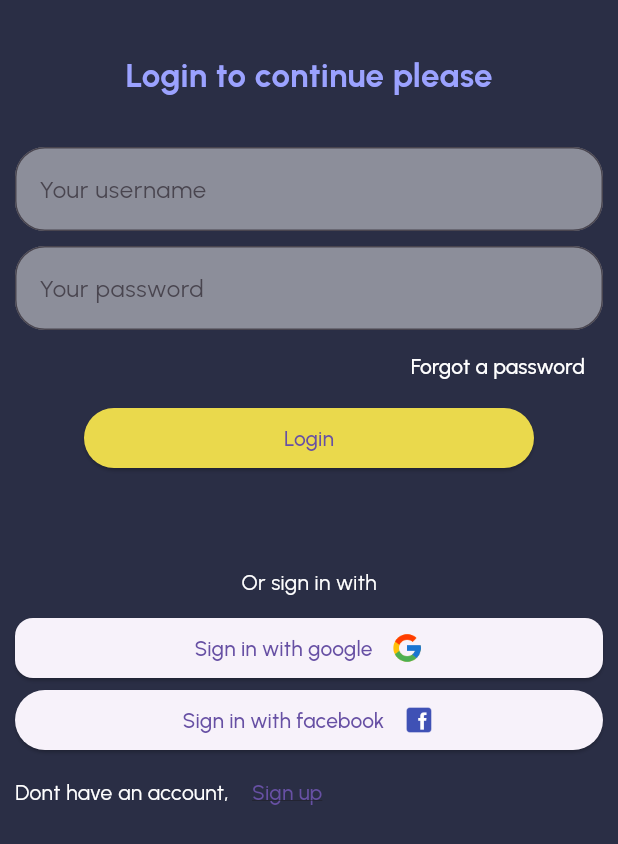
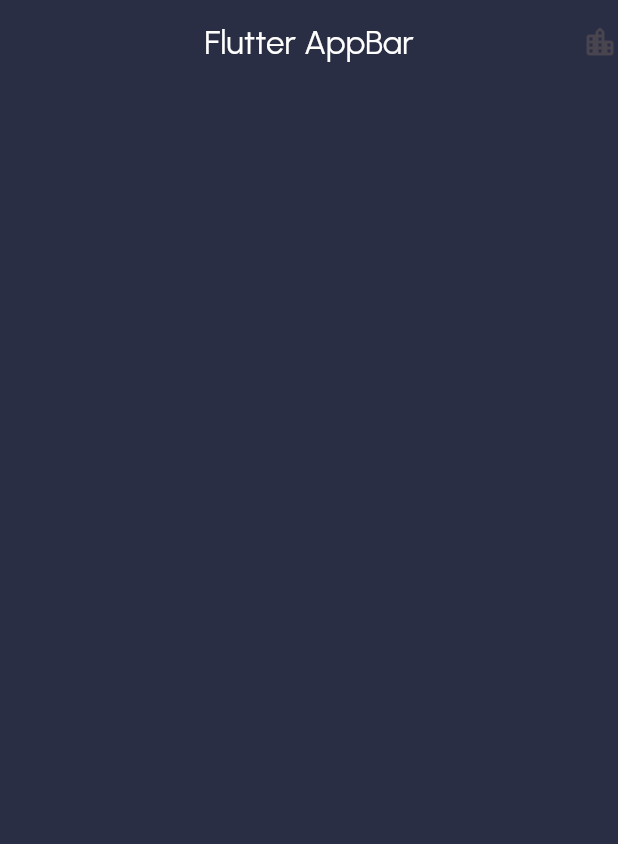
Before and after one commit to AdamRiedl/flutter_learning_app, a Flutter app: the screen it shows after launch, after a tap on "Login", on a phone screen of 412 x 824 dp. Shown: the top 844 px of the screen. Run offline on Flutter 3.47's test engine with Material 3 defaults, Android fonts, the phone set to English and light mode, and no system bars.

Commit message:
Added home_page consisting appbar and future item list, also added Navigation through routes

```diff
--- a/lib/login_page.dart
+++ /dev/null
@@ -1,130 +0,0 @@
-import 'package:flutter/material.dart';
-
-class LoginPage extends StatelessWidget {
-  const LoginPage({super.key});
-
-  @override
-  Widget build(BuildContext context) {
-    return SafeArea(
-      child: Scaffold(
-        body: Padding(
-          padding: const EdgeInsets.all(10.0),
-          child: Column(
-            children: [
-              const SizedBox(
-                height: 25,
-              ),
-              const Text(
-                "Login to continue please",
-                style: TextStyle(
-                  color: Color(0xff9BA2FF),
-                  fontSize: 22,
-                  fontWeight: FontWeight.bold,
-                ),
-              ),
-              const SizedBox(height: 32),
-              const TextField(
-                decoration: InputDecoration(
-                    hintText: "Your username",
-                    border: OutlineInputBorder(
-                        borderRadius: BorderRadius.all(Radius.circular(20))),
-                    filled: true,
-                    fillColor: Color.fromARGB(117, 255, 255, 255)),
-              ),
-              const SizedBox(
-                height: 10,
-              ),
-              const TextField(
-                decoration: InputDecoration(
-                    hintText: "Your password",
-                    border: OutlineInputBorder(
-                        borderRadius: BorderRadius.all(Radius.circular(20))),
-                    filled: true,
-                    fillColor: Color.fromARGB(117, 255, 255, 255)),
-              ),
-              Align(
-                alignment: Alignment.centerRight,
-                child: TextButton(
-                    onPressed: () {
-                      print("clicked");
-                    },
-                    style: TextButton.styleFrom(
-                      foregroundColor: Colors.white,
-                    ),
-                    child: const Text('Forgot a password')),
-              ),
-              SizedBox(
-                width: 300,
-                child: ElevatedButton(
-                  onPressed: () {},
-                  child: const Text("Login"),
-                  style: ElevatedButton.styleFrom(
-                      backgroundColor: const Color(0xffEAD94C)),
-                ),
-              ),
-              const SizedBox(
-                height: 62,
-              ),
-              const Text(
-                "Or sign in with",
-                style: TextStyle(color: Colors.white),
-              ),
-              const SizedBox(
-                height: 10,
-              ),
-              ElevatedButton(
-                  style: ElevatedButton.styleFrom(
-                      shape: const RoundedRectangleBorder(
-                          borderRadius: BorderRadius.all(Radius.circular(12)))),
-                  onPressed: () {},
-                  child: Row(
-                    mainAxisAlignment: MainAxisAlignment.center,
-                    children: [
-                      const Text("Sign in with google"),
-                      const SizedBox(
-                        width: 12,
-                      ),
-                      Image.asset(
-                        'assets/images/google_logo.png',
-                        width: 22,
-                        height: 22,
-                      ),
-                    ],
-                  )),
-              ElevatedButton(
-                  onPressed: () {},
-                  child: Row(
-                    mainAxisAlignment: MainAxisAlignment.center,
-                    children: [
-                      const Text("Sign in with facebook"),
-                      const SizedBox(
-                        width: 12,
-                      ),
-                      Image.asset(
-                        'assets/images/facebook_logo.png',
-                        width: 22,
-                        height: 22,
-                      ),
-                    ],
-                  )),
-              Row(
-                children: [
-                  const Text(
-                    "Dont have an account, ",
-                    style: TextStyle(color: Colors.white),
-                  ),
-                  TextButton(
-                      onPressed: () {},
-                      child: const Text(
-                        "Sign up",
-                        style: TextStyle(decoration: TextDecoration.underline),
-                      ))
-                ],
-              )
-            ],
-          ),
-        ),
-      ),
-    );
-  }
-}
--- a/lib/main.dart
+++ b/lib/main.dart
@@ -1,5 +1,6 @@
 import 'package:flutter/material.dart';
-import 'package:flutter_learning_app/login_page.dart';
+import 'package:flutter_learning_app/pages/home_page.dart';
+import 'package:flutter_learning_app/pages/login_page.dart';
 import 'package:flutter_learning_app/styles/app_colors.dart';
 
 void main() {
@@ -14,7 +15,11 @@ class MyApp extends StatelessWidget {
     return MaterialApp(
       theme: ThemeData(
           fontFamily: 'Urbanist', scaffoldBackgroundColor: AppColors.primary),
-      home: const LoginPage(),
+      initialRoute: '/',
+      routes: {
+        '/': (context) => const LoginPage(),
+        '/home': (context) => const HomePage(),
+      },
     );
   }
 }
--- /dev/null
+++ b/lib/pages/home_page.dart
@@ -0,0 +1,23 @@
+import 'package:flutter/material.dart';
+import 'package:flutter/widgets.dart';
+import 'package:flutter_learning_app/styles/app_colors.dart';
+
+class HomePage extends StatelessWidget {
+  const HomePage({super.key});
+
+  @override
+  Widget build(BuildContext context) {
+    return Scaffold(
+      appBar: AppBar(
+        backgroundColor: AppColors.primary,
+        centerTitle: true,
+        title: const Text(
+          'Flutter AppBar',
+          style: TextStyle(color: Colors.white),
+        ),
+        actions: [Icon(Icons.location_city_rounded)],
+      ),
+      body: Container(),
+    );
+  }
+}
--- /dev/null
+++ b/lib/pages/login_page.dart
@@ -0,0 +1,157 @@
+import 'package:flutter/material.dart';
+import 'package:flutter_learning_app/pages/home_page.dart';
+import 'package:flutter_learning_app/styles/app_colors.dart';
+
+class LoginPage extends StatelessWidget {
+  const LoginPage({super.key});
+
+  @override
+  Widget build(BuildContext context) {
+    return SafeArea(
+      child: Scaffold(
+        body: SingleChildScrollView(
+          child: SizedBox(
+            height: MediaQuery.of(context).size.height,
+            child: Padding(
+              padding: const EdgeInsets.all(10.0),
+              child: Column(
+                children: [
+                  const Spacer(),
+                  const Text(
+                    "Login to continue please",
+                    style: TextStyle(
+                      color: AppColors.ternary,
+                      fontSize: 23,
+                      fontWeight: FontWeight.bold,
+                    ),
+                  ),
+                  const SizedBox(height: 32),
+                  const TextField(
+                    decoration: InputDecoration(
+                        hintText: "Your username",
+                        border: OutlineInputBorder(
+                            borderRadius:
+                                BorderRadius.all(Radius.circular(20))),
+                        filled: true,
+                        fillColor: Color.fromARGB(117, 255, 255, 255)),
+                  ),
+                  const SizedBox(
+                    height: 10,
+                  ),
+                  const TextField(
+                    decoration: InputDecoration(
+                        hintText: "Your password",
+                        border: OutlineInputBorder(
+                            borderRadius:
+                                BorderRadius.all(Radius.circular(20))),
+                        filled: true,
+                        fillColor: Color.fromARGB(117, 255, 255, 255)),
+                  ),
+                  Align(
+                    alignment: Alignment.centerRight,
+                    child: TextButton(
+                        onPressed: () {
+                          print("clicked");
+                        },
+                        style: TextButton.styleFrom(
+                          foregroundColor: Colors.white,
+                        ),
+                        child: const Text('Forgot a password')),
+                  ),
+                  SizedBox(
+                    height: 48,
+                    width: double.infinity,
+                    child: ElevatedButton(
+                      onPressed: () {
+                        Navigator.of(context).pushReplacementNamed('/home');
+                      },
+                      style: ElevatedButton.styleFrom(
+                          shape: const RoundedRectangleBorder(
+                              borderRadius:
+                                  BorderRadius.all(Radius.circular(12))),
+                          backgroundColor: AppColors.secondary),
+                      child: const Text("Login"),
+                    ),
+                  ),
+                  const Spacer(),
+                  const Text(
+                    "Or sign in with",
+                    style: TextStyle(color: Colors.white),
+                  ),
+                  const SizedBox(
+                    height: 10,
+                  ),
+                  SizedBox(
+                    height: 48,
+                    child: ElevatedButton(
+                        style: ElevatedButton.styleFrom(
+                            shape: const RoundedRectangleBorder(
+                                borderRadius:
+                                    BorderRadius.all(Radius.circular(12)))),
+                        onPressed: () {},
+                        child: Row(
+                          mainAxisAlignment: MainAxisAlignment.center,
+                          children: [
+                            const Text("Sign in with google"),
+                            const SizedBox(
+                              width: 12,
+                            ),
+                            Image.asset(
+                              'assets/images/google_logo.png',
+                              width: 22,
+                              height: 22,
+                            ),
+                          ],
+                        )),
+                  ),
+                  const SizedBox(
+                    height: 10,
+                  ),
+                  SizedBox(
+                    height: 48,
+                    child: ElevatedButton(
+                        onPressed: () {},
+                        style: ElevatedButton.styleFrom(
+                            shape: const RoundedRectangleBorder(
+                                borderRadius:
+                                    BorderRadius.all(Radius.circular(12)))),
+                        child: Row(
+                          mainAxisAlignment: MainAxisAlignment.center,
+                          children: [
+                            const Text("Sign in with facebook"),
+                            const SizedBox(
+                              width: 12,
+                            ),
+                            Image.asset(
+                              'assets/images/facebook_logo.png',
+                              width: 22,
+                              height: 22,
+                            ),
+                          ],
+                        )),
+                  ),
+                  Row(
+                    children: [
+                      const Text(
+                        "Dont have an account, ",
+                        style: TextStyle(color: Colors.white),
+                      ),
+                      TextButton(
+                          onPressed: () {},
+                          child: const Text(
+                            "Sign up",
+                            style:
+                                TextStyle(decoration: TextDecoration.underline),
+                          ))
+                    ],
+                  ),
+                  const Spacer(),
+                ],
+              ),
+            ),
+          ),
+        ),
+      ),
+    );
+  }
+}
```
